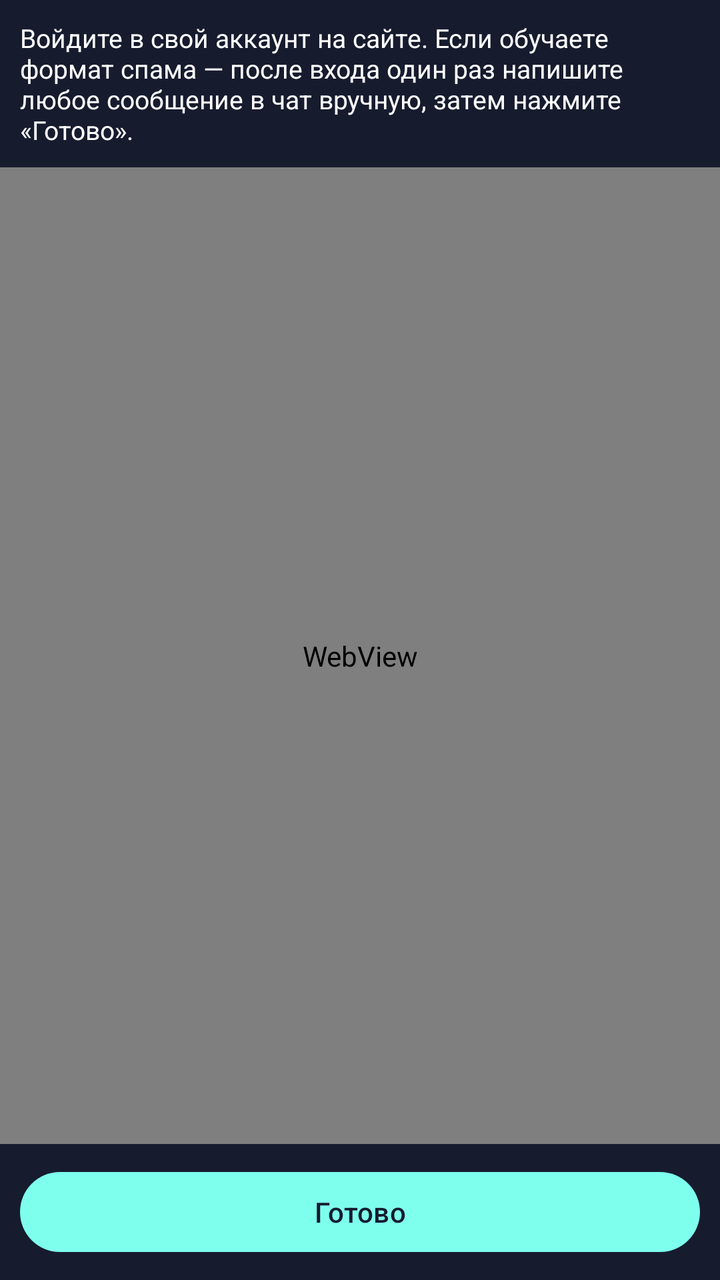
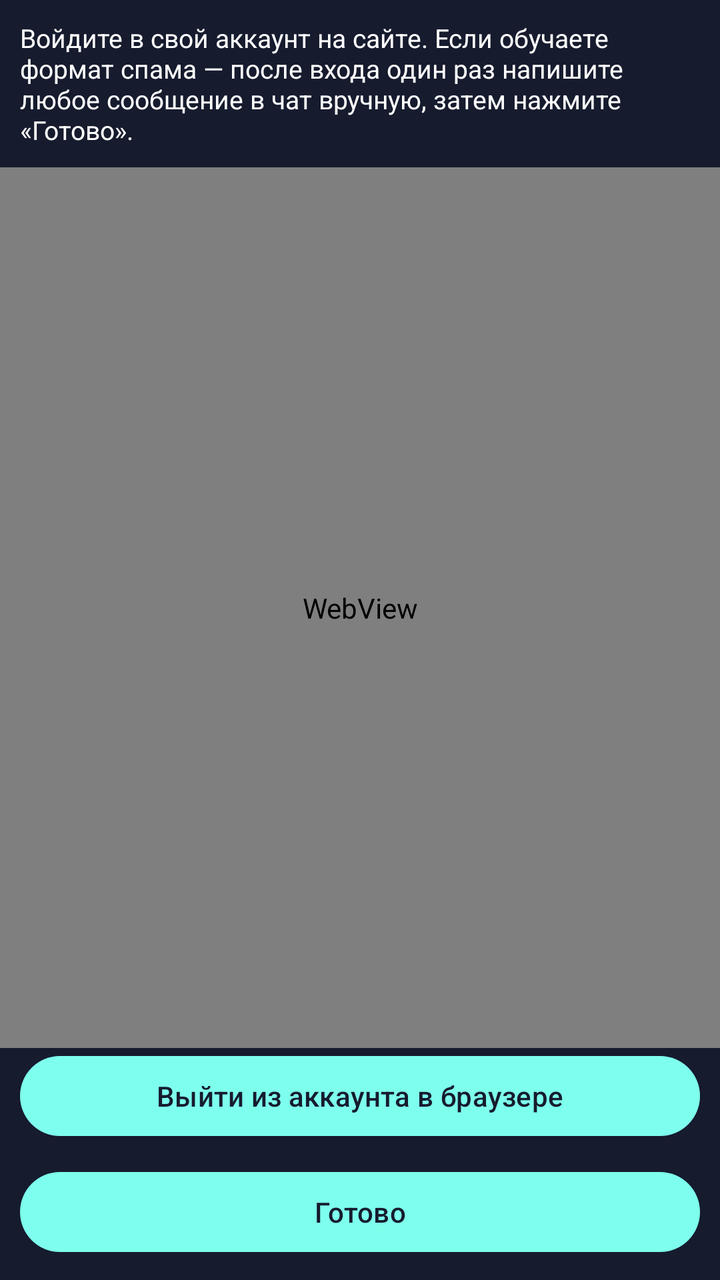

Screens rendered from an Android XML layout before and after an edit, with the pre-edit source and the edit as a unified diff.
<!-- AndroidManifest.xml: application theme Theme.Cs2a -->
<!-- res/layout/activity_login.xml -->
<?xml version="1.0" encoding="utf-8"?>
<LinearLayout xmlns:android="http://schemas.android.com/apk/res/android"
    android:layout_width="match_parent"
    android:layout_height="match_parent"
    android:orientation="vertical"
    android:background="@color/bg">

    <TextView android:id="@+id/loginHint" android:layout_width="match_parent" android:layout_height="wrap_content"
        android:padding="10dp" android:textColor="@color/text" android:textSize="13sp"
        android:text="Войдите в свой аккаунт на сайте. Если обучаете формат спама — после входа один раз напишите любое сообщение в чат вручную, затем нажмите «Готово»." />

    <WebView android:id="@+id/webView" android:layout_width="match_parent" android:layout_height="0dp" android:layout_weight="1" />

    <Button android:id="@+id/doneBtn" android:layout_width="match_parent" android:layout_height="wrap_content" android:text="Готово" android:layout_margin="10dp" />
</LinearLayout>
<!-- resources referenced by this layout -->
<resources>
  <color name="bg">#161b2e</color>
  <color name="text">#ffffff</color>
  <style name="Theme.Cs2a" parent="Theme.Material3.DayNight.NoActionBar">
          <item name="android:windowBackground">@color/bg</item>
          <item name="colorPrimary">@color/accent</item>
          <item name="colorOnPrimary">@color/bg</item>
          <item name="android:statusBarColor" tools:targetApi="21">@color/bg</item>
      </style>
  <color name="accent">#7effed</color>
</resources>

<!-- the commit's change to res/layout/activity_login.xml (unified diff, before → after) -->
@@ -11,5 +11,6 @@
 
     <WebView android:id="@+id/webView" android:layout_width="match_parent" android:layout_height="0dp" android:layout_weight="1" />
 
+    <Button android:id="@+id/logoutBrowserBtn" android:layout_width="match_parent" android:layout_height="wrap_content" android:text="Выйти из аккаунта в браузере" android:layout_marginStart="10dp" android:layout_marginEnd="10dp" />
     <Button android:id="@+id/doneBtn" android:layout_width="match_parent" android:layout_height="wrap_content" android:text="Готово" android:layout_margin="10dp" />
 </LinearLayout>
